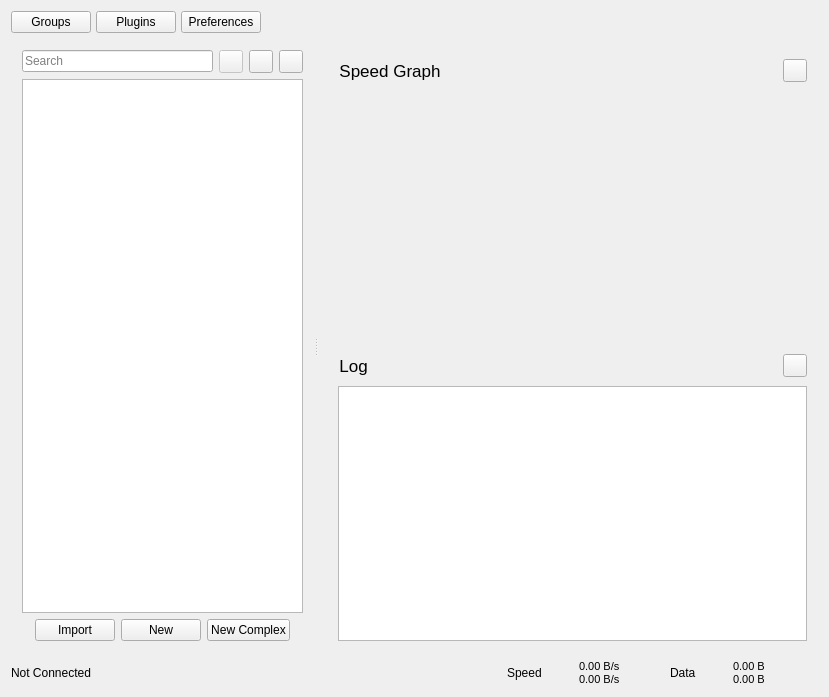
Before: the Qt Designer form src/ui/widgets/windows/w_MainWindow.ui in Rolyyu/Qv2ray, drawn with Qt 5.
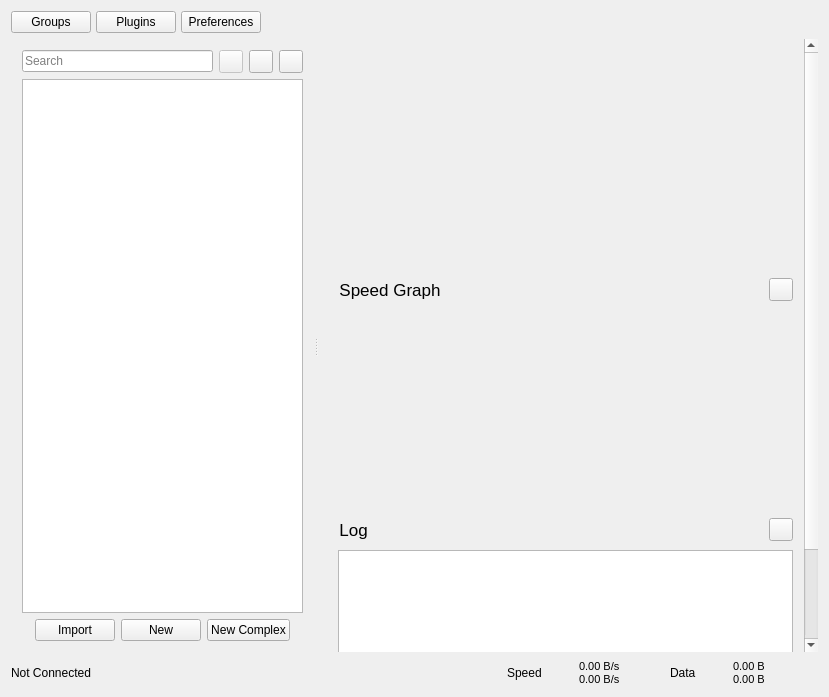
After: the same form once the commit is applied. Icons and pictures are not drawn.

What changed in the file:
```diff
--- a/src/ui/widgets/windows/w_MainWindow.ui
+++ b/src/ui/widgets/windows/w_MainWindow.ui
@@ -252,7 +252,7 @@
            <property name="minimumSize">
             <size>
              <width>0</width>
-             <height>1</height>
+             <height>220</height>
             </size>
            </property>
            <layout class="QGridLayout" name="connectionInfoLayout">
```
